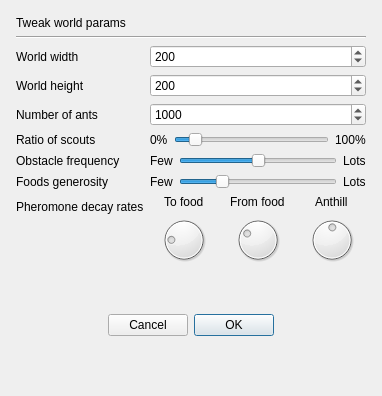
The window that worldgen.ui (Kamilcuk/Anthill) describes before a commit, drawn with Qt 5.
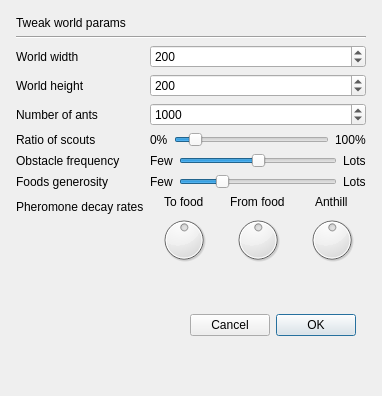
The same window after the commit.

Patch:
```diff
--- a/worldgen.ui
+++ b/worldgen.ui
@@ -237,7 +237,7 @@
                 </size>
                </property>
                <property name="value">
-                <number>20</number>
+                <number>50</number>
                </property>
               </widget>
              </item>
@@ -267,7 +267,7 @@
                 </size>
                </property>
                <property name="value">
-                <number>30</number>
+                <number>50</number>
                </property>
               </widget>
              </item>
@@ -338,7 +338,7 @@
          </item>
         </layout>
        </item>
-       <item alignment="Qt::AlignHCenter">
+       <item>
         <widget class="QDialogButtonBox" name="buttonBox">
          <property name="enabled">
           <bool>true</bool>
```
Left out of the diff: 62 changed lines with no effect on the pictures.
